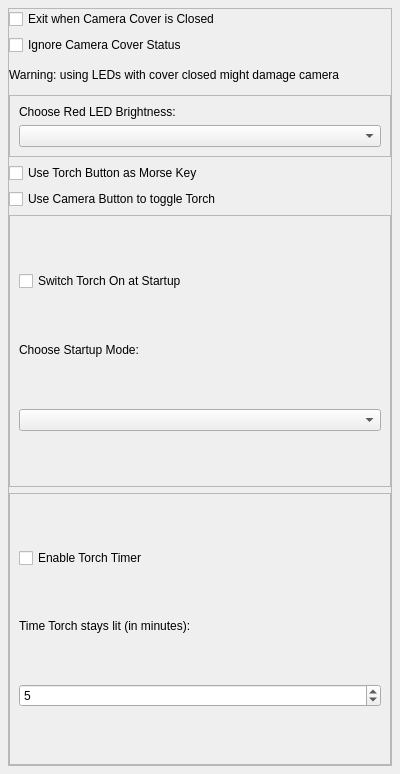
Qt form lanpreferencesform.ui (jpietrzak8/Lanterne) before a commit.
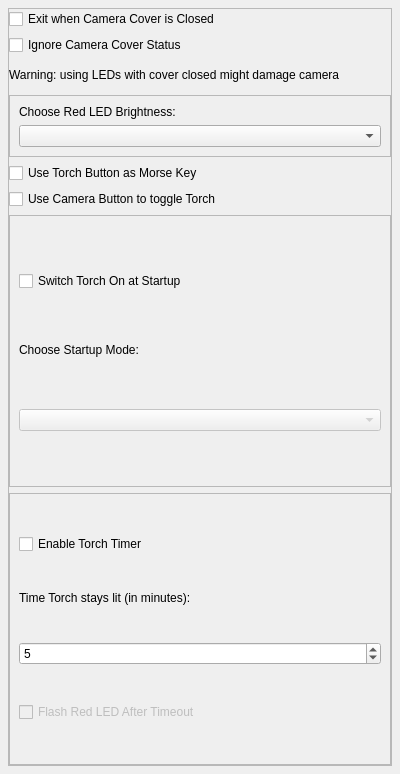
The same form after that commit.

Commit message:
Flash after Torch Timeout
Adds the option to flash the red LEDs after the Torch times out.  This
can help in locating the phone in the dark.

Diff of the .ui file:
```diff
--- a/lanpreferencesform.ui
+++ b/lanpreferencesform.ui
@@ -146,7 +146,11 @@
            </widget>
           </item>
           <item>
-           <widget class="QComboBox" name="startupComboBox"/>
+           <widget class="QComboBox" name="startupComboBox">
+            <property name="enabled">
+             <bool>false</bool>
+            </property>
+           </widget>
           </item>
          </layout>
         </widget>
@@ -193,6 +197,16 @@
             </property>
            </widget>
           </item>
+          <item>
+           <widget class="QCheckBox" name="flashAfterTimeoutCheckBox">
+            <property name="enabled">
+             <bool>false</bool>
+            </property>
+            <property name="text">
+             <string>Flash Red LED After Timeout</string>
+            </property>
+           </widget>
+          </item>
          </layout>
         </widget>
        </item>
```
Left out of the diff: 16 changed lines with no effect on the pictures. The commit also changes 7 other files.
